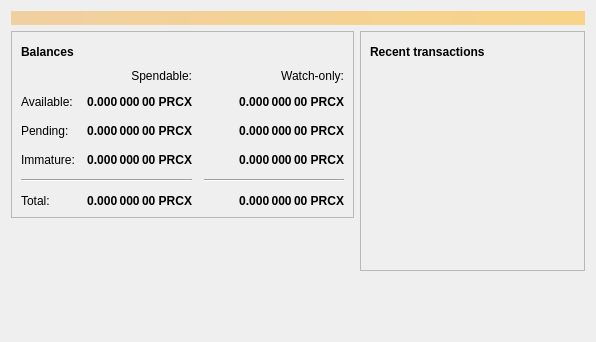
Pricecoin/PricecoinX, file src/qt/forms/overviewpage.ui: the form before one commit.
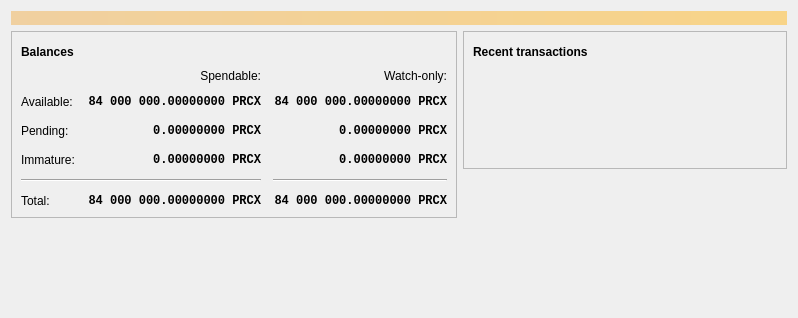
The form after the commit. Icons and pictures are not drawn. Custom widgets are drawn as their Qt base class.

```diff
--- a/src/qt/forms/overviewpage.ui
+++ b/src/qt/forms/overviewpage.ui
@@ -6,8 +6,8 @@
    <rect>
     <x>0</x>
     <y>0</y>
-    <width>596</width>
-    <height>342</height>
+    <width>798</width>
+    <height>318</height>
    </rect>
   </property>
   <property name="windowTitle">
@@ -118,6 +118,7 @@
              <widget class="QLabel" name="labelWatchPending">
               <property name="font">
                <font>
+                <family>Monospace</family>
                 <weight>75</weight>
                 <bold>true</bold>
                </font>
@@ -129,7 +130,7 @@
                <string>Unconfirmed transactions to watch-only addresses</string>
               </property>
               <property name="text">
-               <string notr="true">0.000 000 00 PRCX</string>
+               <string notr="true">0.00000000 PRCX</string>
               </property>
               <property name="alignment">
                <set>Qt::AlignRight|Qt::AlignTrailing|Qt::AlignVCenter</set>
@@ -143,6 +144,7 @@
              <widget class="QLabel" name="labelUnconfirmed">
               <property name="font">
                <font>
+                <family>Monospace</family>
                 <weight>75</weight>
                 <bold>true</bold>
                </font>
@@ -154,7 +156,7 @@
                <string>Total of transactions that have yet to be confirmed, and do not yet count toward the spendable balance</string>
               </property>
               <property name="text">
-               <string notr="true">0.000 000 00 PRCX</string>
+               <string notr="true">0.00000000 PRCX</string>
               </property>
               <property name="alignment">
                <set>Qt::AlignRight|Qt::AlignTrailing|Qt::AlignVCenter</set>
@@ -168,6 +170,7 @@
              <widget class="QLabel" name="labelWatchImmature">
               <property name="font">
                <font>
+                <family>Monospace</family>
                 <weight>75</weight>
                 <bold>true</bold>
                </font>
@@ -179,7 +182,7 @@
                <string>Mined balance in watch-only addresses that has not yet matured</string>
               </property>
               <property name="text">
-               <string notr="true">0.000 000 00 PRCX</string>
+               <string notr="true">0.00000000 PRCX</string>
               </property>
               <property name="alignment">
                <set>Qt::AlignRight|Qt::AlignTrailing|Qt::AlignVCenter</set>
@@ -226,6 +229,7 @@
              <widget class="QLabel" name="labelImmature">
               <property name="font">
                <font>
+                <family>Monospace</family>
                 <weight>75</weight>
                 <bold>true</bold>
                </font>
@@ -237,7 +241,7 @@
                <string>Mined balance that has not yet matured</string>
               </property>
               <property name="text">
-               <string notr="true">0.000 000 00 PRCX</string>
+               <string notr="true">0.00000000 PRCX</string>
               </property>
               <property name="alignment">
                <set>Qt::AlignRight|Qt::AlignTrailing|Qt::AlignVCenter</set>
@@ -271,6 +275,7 @@
              <widget class="QLabel" name="labelTotal">
               <property name="font">
                <font>
+                <family>Monospace</family>
                 <weight>75</weight>
                 <bold>true</bold>
                </font>
@@ -282,7 +287,7 @@
                <string>Your current total balance</string>
               </property>
               <property name="text">
-               <string notr="true">0.000 000 00 PRCX</string>
+               <string notr="true">84 000 000.00000000 PRCX</string>
               </property>
               <property name="alignment">
                <set>Qt::AlignRight|Qt::AlignTrailing|Qt::AlignVCenter</set>
@@ -296,6 +301,7 @@
              <widget class="QLabel" name="labelWatchTotal">
               <property name="font">
                <font>
+                <family>Monospace</family>
                 <weight>75</weight>
                 <bold>true</bold>
                </font>
@@ -307,7 +313,7 @@
                <string>Current total balance in watch-only addresses</string>
               </property>
               <property name="text">
-               <string notr="true">0.000 000 00 PRCX</string>
+               <string notr="true">84 000 000.00000000 PRCX</string>
               </property>
               <property name="alignment">
                <set>Qt::AlignRight|Qt::AlignTrailing|Qt::AlignVCenter</set>
@@ -338,6 +344,7 @@
              <widget class="QLabel" name="labelBalance">
               <property name="font">
                <font>
+                <family>Monospace</family>
                 <weight>75</weight>
                 <bold>true</bold>
                </font>
@@ -349,7 +356,7 @@
                <string>Your current spendable balance</string>
               </property>
               <property name="text">
-               <string notr="true">0.000 000 00 PRCX</string>
+               <string notr="true">84 000 000.00000000 PRCX</string>
               </property>
               <property name="alignment">
                <set>Qt::AlignRight|Qt::AlignTrailing|Qt::AlignVCenter</set>
@@ -363,6 +370,7 @@
              <widget class="QLabel" name="labelWatchAvailable">
               <property name="font">
                <font>
+                <family>Monospace</family>
                 <weight>75</weight>
                 <bold>true</bold>
                </font>
@@ -374,7 +382,7 @@
                <string>Your current balance in watch-only addresses</string>
               </property>
               <property name="text">
-               <string notr="true">0.000 000 00 PRCX</string>
+               <string notr="true">84 000 000.00000000 PRCX</string>
               </property>
               <property name="alignment">
                <set>Qt::AlignRight|Qt::AlignTrailing|Qt::AlignVCenter</set>
@@ -509,6 +517,9 @@
             <property name="horizontalScrollBarPolicy">
              <enum>Qt::ScrollBarAlwaysOff</enum>
             </property>
+            <property name="sizeAdjustPolicy">
+             <enum>QAbstractScrollArea::AdjustToContents</enum>
+            </property>
             <property name="selectionMode">
              <enum>QAbstractItemView::NoSelection</enum>
             </property>
@@ -536,6 +547,13 @@
    </item>
   </layout>
  </widget>
+ <customwidgets>
+  <customwidget>
+   <class>TransactionOverviewWidget</class>
+   <extends>QListView</extends>
+   <header>qt/transactionoverviewwidget.h</header>
+  </customwidget>
+ </customwidgets>
  <resources/>
  <connections/>
 </ui>
```
Left out of the diff: 5 changed lines with no effect on the pictures.
